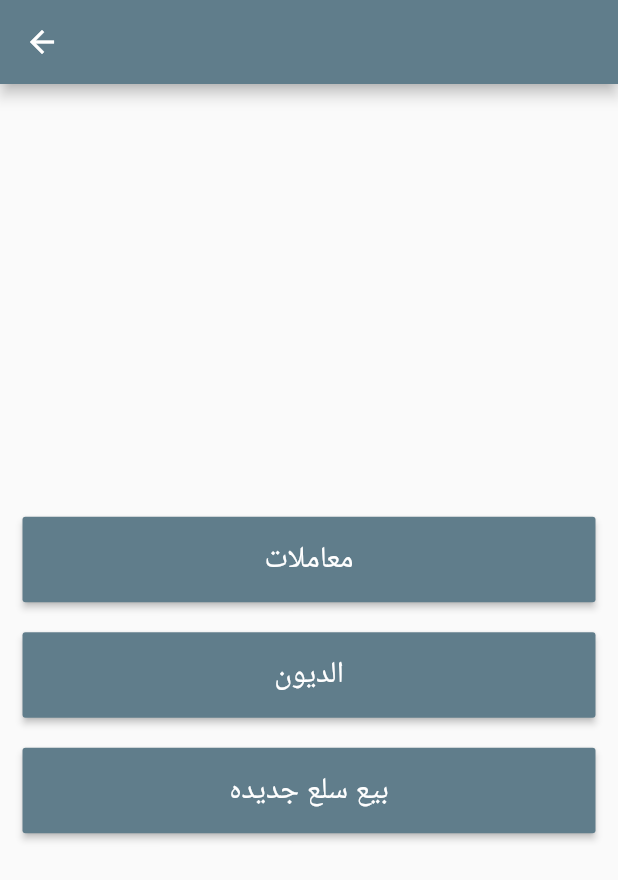
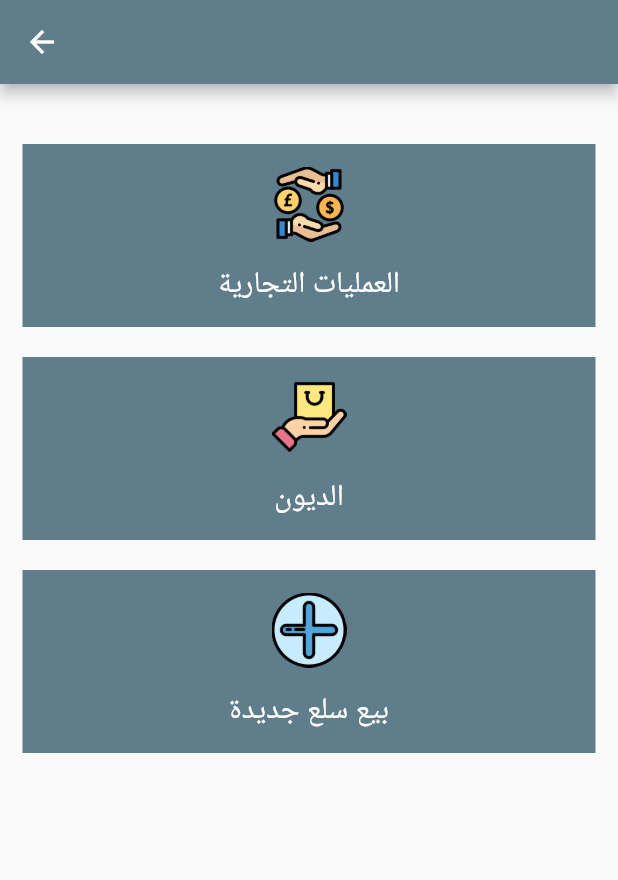
Before and after one commit to Abdelrahman-Elshimy/ElropApp, a Flutter app: the CustomerPage screen opened directly with empty values, on a phone screen of 412 x 824 dp. Shown: the top 880 px of the screen. Run offline on Flutter 3.47's test engine with Material 2 defaults, Android fonts, the phone set to English and light mode, and no system bars.

Commit message:
ui enhancements

```diff
--- a/elropy/lib/screens/customers/customer.dart
+++ b/elropy/lib/screens/customers/customer.dart
@@ -2,6 +2,7 @@ import 'package:elropy/models/customer.dart';
 import 'package:elropy/screens/customers/add_products.dart';
 import 'package:elropy/screens/customers/depts.dart';
 import 'package:elropy/screens/customers/transactions.dart';
+import 'package:elropy/utilities/colors.dart';
 import 'package:flutter/material.dart';
 
 class CustomerPage extends StatefulWidget {
@@ -19,54 +20,20 @@ class _CustomerPageState extends State<CustomerPage> {
         centerTitle: true,
         title: Text(widget._customer.name),
       ),
-      body: Column(
-        mainAxisAlignment: MainAxisAlignment.center,
+      body: ListView(
         children: <Widget>[
           SizedBox(
             height: 40,
           ),
-          Container(
-            width: double.infinity,
-            margin: EdgeInsets.only(left: 15, right: 15),
-
-            child: RaisedButton(
-              padding: EdgeInsets.only(top: 15, bottom: 15),
-              onPressed: () {
-                Navigator.push(context, MaterialPageRoute(builder: (context) => TransactionsPage(widget._customer)));
-              },
-              child: Text('معاملات', style: TextStyle(color: Colors.white, fontSize: 20),),
-            ),
-          ),
+          getOperations('العمليات التجارية', 'assets/images/exchange.png', TransactionsPage(widget._customer)),
           SizedBox(
             height: 20,
           ),
-          Container(
-            width: double.infinity,
-            margin: EdgeInsets.only(left: 15, right: 15),
-
-            child: RaisedButton(
-              padding: EdgeInsets.only(top: 15, bottom: 15),
-              onPressed: () {
-                Navigator.push(context, MaterialPageRoute(builder: (context) => DeptsPage(widget._customer)));
-              },
-              child: Text('الديون', style: TextStyle(color: Colors.white, fontSize: 20),),
-            ),
-          ),
+          getOperations('الديون', 'assets/images/hand.png', DeptsPage(widget._customer)),
           SizedBox(
             height: 20,
           ),
-          Container(
-            width: double.infinity,
-            margin: EdgeInsets.only(left: 15, right: 15),
-
-            child: RaisedButton(
-              padding: EdgeInsets.only(top: 15, bottom: 15),
-              onPressed: () {
-                Navigator.push(context, MaterialPageRoute(builder: (context) => AddProductsPage()));
-              },
-              child: Text('بيع سلع جديده', style: TextStyle(color: Colors.white, fontSize: 20),),
-            ),
-          ),
+          getOperations('بيع سلع جديدة', 'assets/images/add.png', AddProductsPage()),
           SizedBox(
             height: 20,
           ),
@@ -74,4 +41,36 @@ class _CustomerPageState extends State<CustomerPage> {
       ),
     );
   }
+
+  Widget getOperations(String title, String image, var page) {
+    return GestureDetector(
+      onTap: () {
+        Navigator.push(context, MaterialPageRoute(builder: (context) => page));
+      },
+      child: Container(
+        width: double.infinity,
+        margin: EdgeInsets.only(left: 15, right: 15),
+        padding: EdgeInsets.only(top: 15, bottom: 15),
+        color: AppColors().mainColor,
+        child: Column(
+          children: <Widget>[
+            Image.asset(
+              image,
+              height: 50,
+              width: 50,
+            ),
+            SizedBox(
+              height: 15,
+            ),
+            Container(
+              child: Text(
+                title,
+                style: TextStyle(color: Colors.white, fontSize: 20),
+              ),
+            ),
+          ],
+        ),
+      ),
+    );
+  }
 }
--- a/elropy/lib/screens/customers/transactions.dart
+++ b/elropy/lib/screens/customers/transactions.dart
@@ -148,7 +148,7 @@ class _TransactionsPageState extends State<TransactionsPage> {
     return Scaffold(
       appBar: AppBar(
         centerTitle: true,
-        title: Text('معاملات ${widget._customer.name.split(" ")[0]}'),
+        title: Text('العمليات التجارية ل${widget._customer.name.split(" ")[0]}'),
       ),
       body: ListView(
         children: <Widget>[
```
Also changed, not shown: elropy/assets/images/add.png (added), elropy/assets/images/exchange.png (added), elropy/assets/images/hand.png (added).
